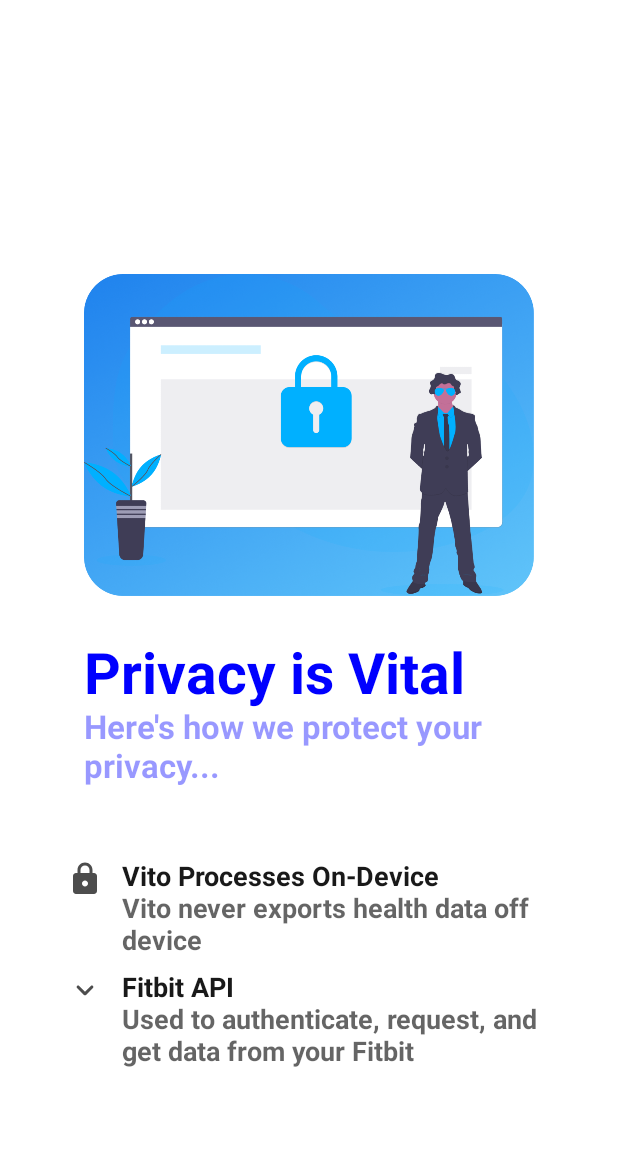
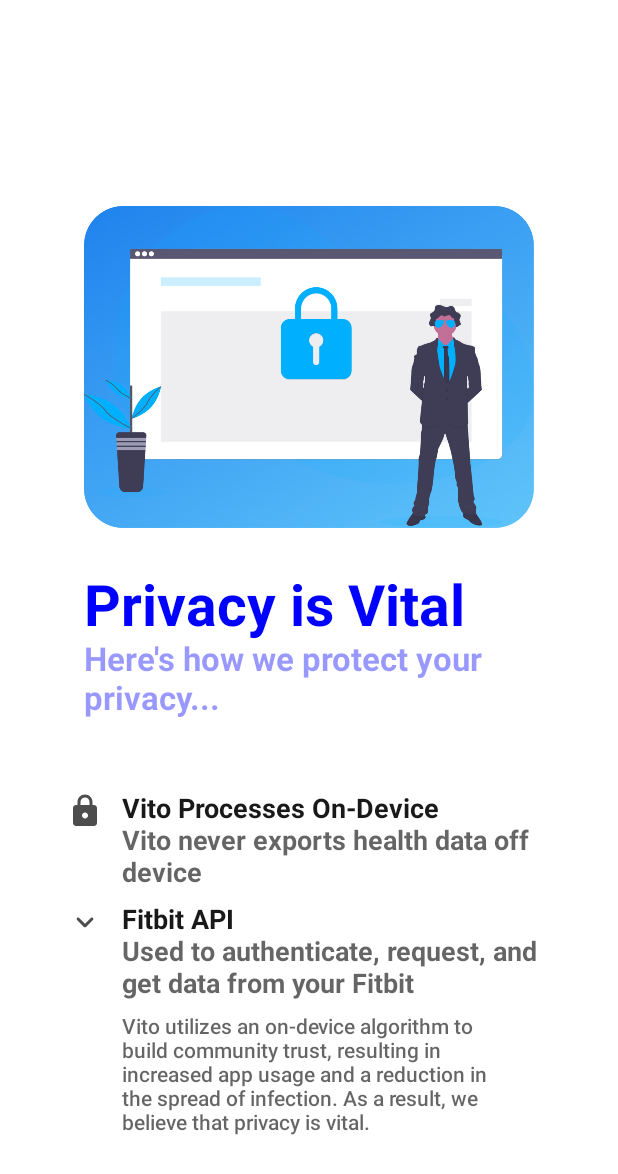
Before and after one commit to Vito-Research/Vito-Android, an Android app built with Jetpack Compose: the PrivacyView screen opened through its navigation route, on a phone screen of 412 x 824 dp. Shown: the top 1174 px of the screen. Run offline under Robolectric (Android 15) with nearby library versions, the phone set to English and light mode, and no system bars; libraries missing offline, so code that uses them is left out: io.github.boguszpawlowski.composecalendar.

```diff
--- a/app/src/main/java/com/example/vito/PrivacyView.kt
+++ b/app/src/main/java/com/example/vito/PrivacyView.kt
@@ -58,7 +58,17 @@ fun PrivacyView(navController: NavController) {
         TLDRView(icon = Icons.Rounded.Lock,"Vito Processes On-Device", "Vito never exports health data off device")
         Spacer(modifier = Modifier.height(10.dp))
         TLDRView(icon = Icons.Rounded.KeyboardArrowDown, "Fitbit API", "Used to authenticate, request, and get data from your Fitbit")
-
+        Spacer(modifier = Modifier.height(10.dp))
+        Text(text = "Vito utilizes an on-device algorithm to build community trust, resulting in increased app usage and a reduction in the spread of infection. As a result, we believe that privacy is vital.",
+            fontSize = 14.sp,
+            color = Color.Black,
+            fontWeight = FontWeight.SemiBold,
+            textAlign = TextAlign.Left,
+            modifier = Modifier
+                .alpha(.6F)
+                .width(250.dp)
+                .padding()
+        )
 
     }
 
```
Also changed, not shown: app/src/main/java/com/example/vito/MainActivity.kt (+28 -2 lines).
